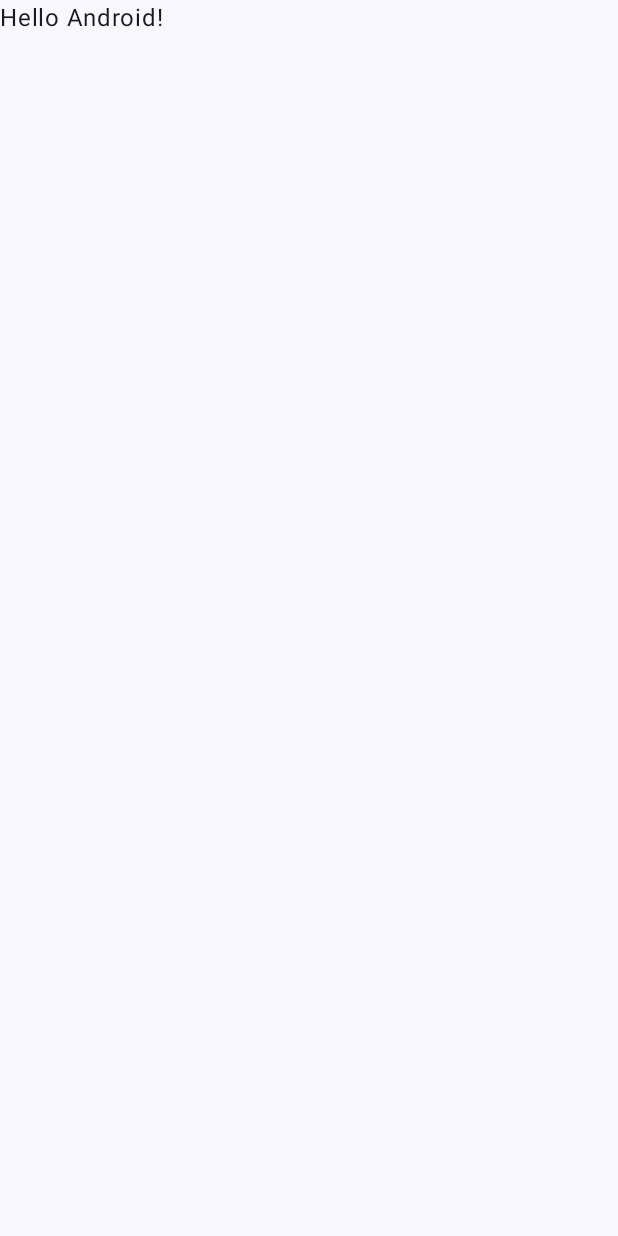
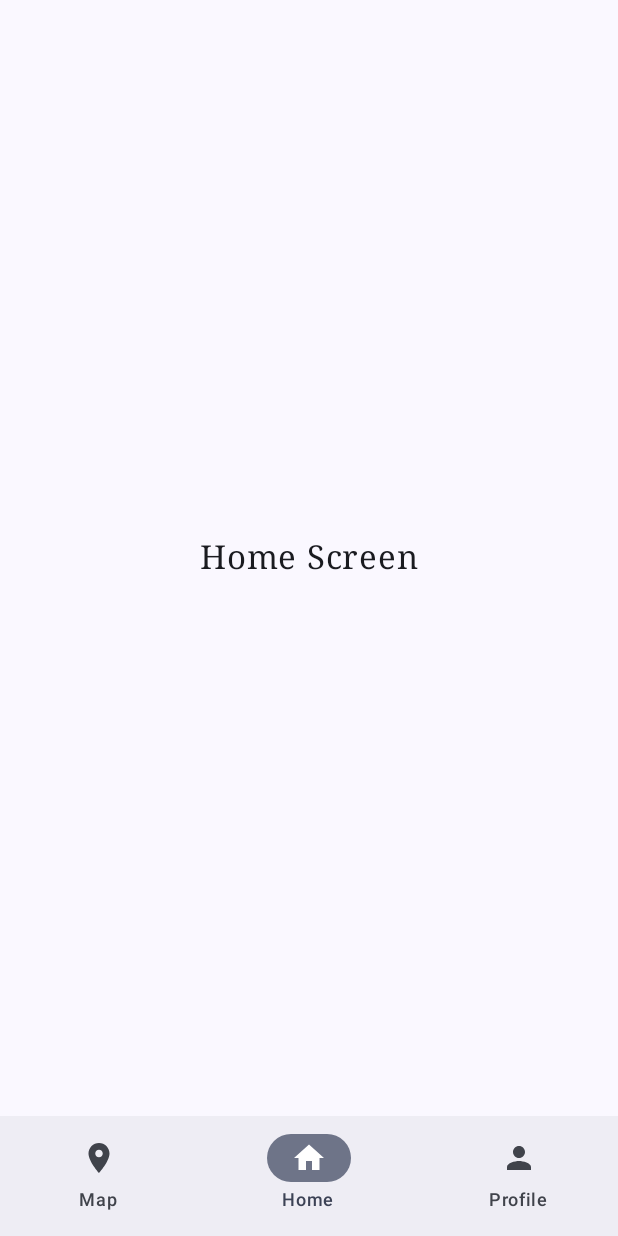
Before and after one commit to MarianaPerna07/PawesomePets, an Android app built with Jetpack Compose: the screen it shows after launch (MainActivity), on a phone screen of 412 x 824 dp. Before the commit the screen is almost empty. Run offline under Robolectric (Android 15) with nearby library versions, the phone set to English and light mode, and no system bars.

```diff
--- a/PawesomePets/app/src/main/java/pt/ua/deti/icm/pawesomepets/MainActivity.kt
+++ b/PawesomePets/app/src/main/java/pt/ua/deti/icm/pawesomepets/MainActivity.kt
@@ -11,6 +11,7 @@ import androidx.compose.material3.Text
 import androidx.compose.runtime.Composable
 import androidx.compose.ui.Modifier
 import androidx.compose.ui.tooling.preview.Preview
+import pt.ua.deti.icm.pawesomepets.navigation.AppNavigation
 import pt.ua.deti.icm.pawesomepets.ui.theme.PawesomePetsTheme
 
 class MainActivity : ComponentActivity() {
@@ -19,12 +20,7 @@ class MainActivity : ComponentActivity() {
         setContent {
             PawesomePetsTheme {
                 // A surface container using the 'background' color from the theme
-                Surface(
-                    modifier = Modifier.fillMaxSize(),
-                    color = MaterialTheme.colorScheme.background
-                ) {
-                    Greeting("Android")
-                }
+                AppNavigation()
             }
         }
     }
--- /dev/null
+++ b/PawesomePets/app/src/main/java/pt/ua/deti/icm/pawesomepets/navigation/AppNavigation.kt
@@ -0,0 +1,82 @@
+package pt.ua.deti.icm.pawesomepets.navigation
+
+import android.provider.ContactsContract.Profile
+import androidx.compose.foundation.layout.PaddingValues
+import androidx.compose.foundation.layout.padding
+import androidx.compose.material3.Icon
+import androidx.compose.material3.NavigationBar
+import androidx.compose.material3.NavigationBarItem
+import androidx.compose.material3.Scaffold
+import androidx.compose.runtime.Composable
+import androidx.compose.runtime.getValue
+import androidx.compose.ui.Modifier
+import androidx.navigation.compose.NavHost
+import androidx.navigation.compose.composable
+import androidx.navigation.compose.currentBackStackEntryAsState
+import androidx.navigation.compose.rememberNavController
+import androidx.compose.material3.Text
+import androidx.navigation.NavDestination.Companion.hierarchy
+import androidx.navigation.NavGraph.Companion.findStartDestination
+
+import pt.ua.deti.icm.pawesomepets.screens.HomeScreen
+import pt.ua.deti.icm.pawesomepets.screens.MapScreen
+import pt.ua.deti.icm.pawesomepets.screens.ProfileScreen
+
+@Composable
+fun AppNavigation() {
+    val navController = rememberNavController()
+
+    Scaffold (
+        bottomBar = {
+            NavigationBar {
+                val navBackStackEntry by navController.currentBackStackEntryAsState()
+                val currentDestination = navBackStackEntry?.destination
+
+                listOfNavItems.forEach { navItem ->
+                    NavigationBarItem(
+                        selected = currentDestination?.hierarchy?.any { it.route == navItem.route } == true,
+                        onClick = {
+                                  navController.navigate(navItem.route) {
+                                      popUpTo(navController.graph.findStartDestination().id) {
+                                          saveState = true
+                                      }
+                                      launchSingleTop = true
+                                      restoreState = true
+                                  }
+                        },
+                        icon = {
+                               Icon(
+                                   imageVector = navItem.icon,
+                                   contentDescription = null
+                               )
+                        },
+                        label = {
+                            Text(text = navItem.label)
+
+                        }
+
+                    )
+                }
+            }
+
+        }
+    ){ paddingValues: PaddingValues ->
+        NavHost(
+            navController = navController,
+            startDestination = Screens.HomeScreen.name,
+            modifier = Modifier
+                .padding(paddingValues)
+        ) {
+            composable(route = Screens.HomeScreen.name ) {
+                HomeScreen()
+            }
+            composable(route = Screens.ProfileScreen.name ) {
+                ProfileScreen()
+            }
+            composable(route = Screens.MapScreen.name ) {
+                MapScreen()
+            }
+        }
+    }
+
+}
--- /dev/null
+++ b/PawesomePets/app/src/main/java/pt/ua/deti/icm/pawesomepets/navigation/NavItems.kt
@@ -0,0 +1,31 @@
+package pt.ua.deti.icm.pawesomepets.navigation
+
+import androidx.compose.material.icons.Icons
+import androidx.compose.material.icons.filled.Home
+import androidx.compose.material.icons.filled.LocationOn
+import androidx.compose.material.icons.filled.Person
+import androidx.compose.ui.graphics.vector.ImageVector
+
+data class NavItem(
+    val label: String,
+    val icon: ImageVector,
+    val route: String
+)
+
+val listOfNavItems = listOf(
+    NavItem(
+        label = "Map",
+        icon = Icons.Default.LocationOn,
+        route = Screens.MapScreen.name
+    ),
+    NavItem(
+        label = "Home",
+        icon = Icons.Default.Home,
+        route = Screens.HomeScreen.name
+    ),
+    NavItem(
+        label = "Profile",
+        icon = Icons.Default.Person,
+        route = Screens.ProfileScreen.name
+    )
+)
--- /dev/null
+++ b/PawesomePets/app/src/main/java/pt/ua/deti/icm/pawesomepets/screens/HomeScreen.kt
@@ -0,0 +1,27 @@
+package pt.ua.deti.icm.pawesomepets.screens
+
+import androidx.compose.foundation.layout.Box
+import androidx.compose.foundation.layout.fillMaxSize
+import androidx.compose.runtime.Composable
+import androidx.compose.ui.Alignment
+import androidx.compose.material3.Text
+import androidx.compose.ui.Modifier
+import androidx.compose.ui.text.font.FontFamily
+import androidx.compose.ui.unit.sp
+
+@Composable
+fun HomeScreen() {
+    Box(
+        modifier = Modifier
+            .fillMaxSize(),
+        contentAlignment = Alignment.Center
+    ) {
+        Text(
+            text = "Home Screen",
+            fontFamily = FontFamily.Serif,
+            fontSize = 22.sp
+        )
+
+    }
+
+}
```
Also changed, not shown: PawesomePets/app/src/main/java/pt/ua/deti/icm/pawesomepets/BottomBarScreen.kt (deleted, +0 -31 lines), PawesomePets/app/src/main/java/pt/ua/deti/icm/pawesomepets/BottomNavGraph.kt (deleted, +0 -27 lines), PawesomePets/app/src/main/java/pt/ua/deti/icm/pawesomepets/MainScreen.kt (deleted, +0 -72 lines), PawesomePets/app/src/main/java/pt/ua/deti/icm/pawesomepets/navigation/Screens.kt (added, +7 -0 lines), PawesomePets/app/src/main/java/pt/ua/deti/icm/pawesomepets/screens/Home.kt (deleted, +0 -36 lines), PawesomePets/app/src/main/java/pt/ua/deti/icm/pawesomepets/screens/Map.kt (deleted, +0 -36 lines), PawesomePets/app/src/main/java/pt/ua/deti/icm/pawesomepets/screens/MapScreen.kt (added, +27 -0 lines), PawesomePets/app/src/main/java/pt/ua/deti/icm/pawesomepets/screens/Profile.kt (deleted, +0 -37 lines), PawesomePets/app/src/main/java/pt/ua/deti/icm/pawesomepets/screens/ProfileScreen.kt (added, +27 -0 lines).
